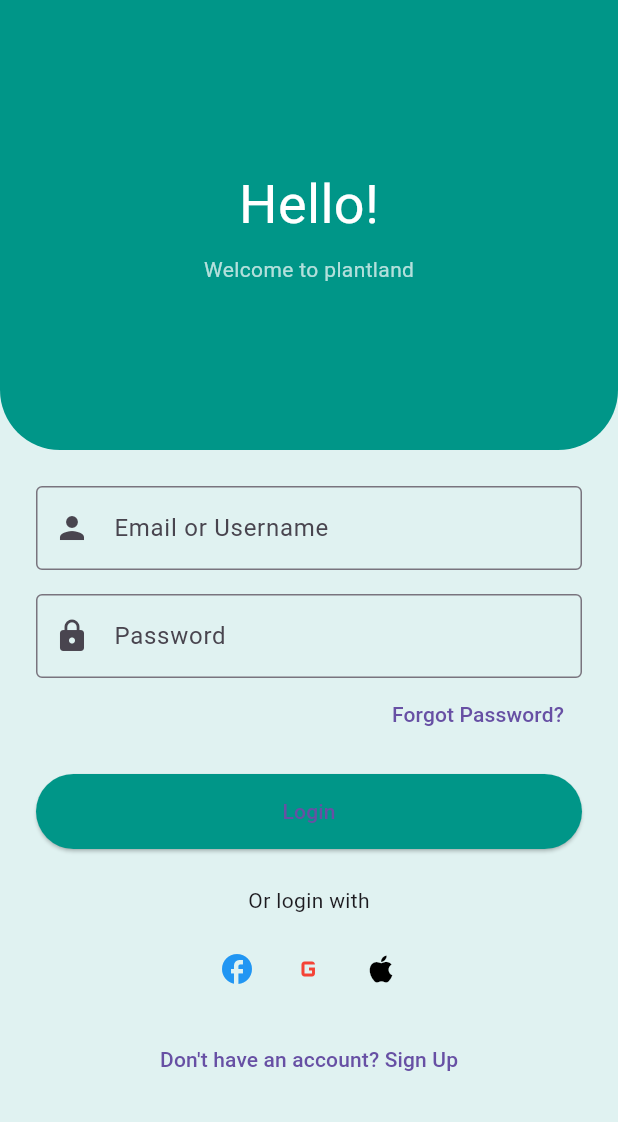
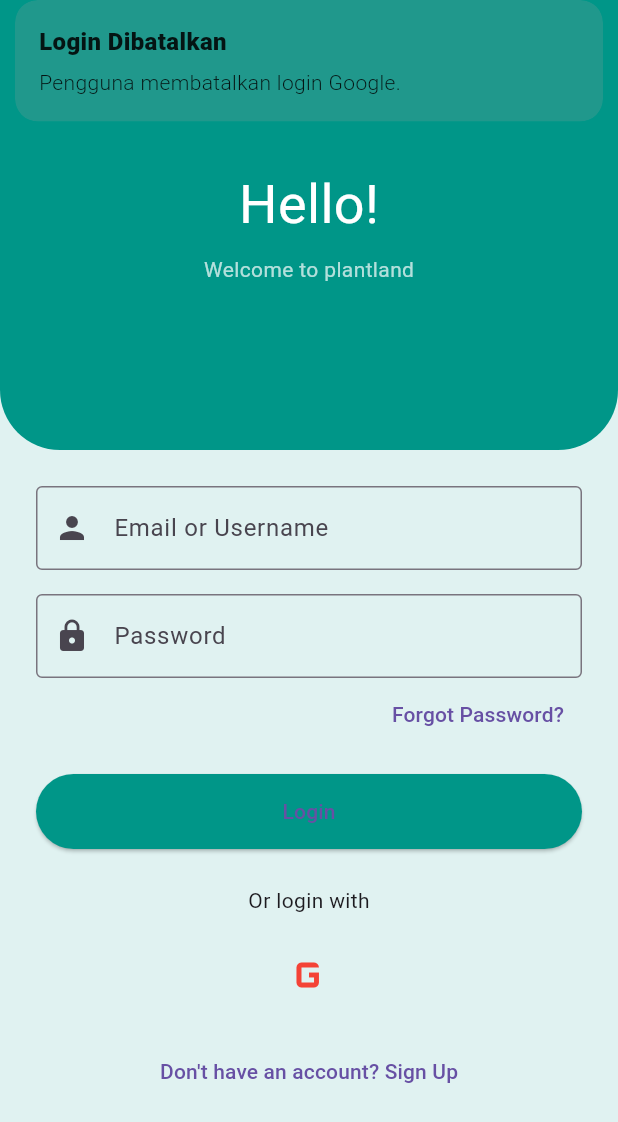
Before and after one commit to Agietsaputra/projek6, a Flutter app: the screen it shows after launch, after a tap on the "g mobiledata" icon, on a phone screen of 412 x 824 dp. Shown: the top 1122 px of the screen. Run offline on Flutter 3.47's test engine with Material 3 defaults, Android fonts, the phone set to English and light mode, and no system bars; our stand-ins replace camera, firebase_auth, firebase_core, flutter_secure_storage, get, get_storage and 1 more; missing offline and left inert: google_mlkit_pose_detection, tflite_flutter; accounts and stored records are empty.

Commit message:
oauth google

```diff
--- a/lib/app/modules/login/controllers/login_controller.dart
+++ b/lib/app/modules/login/controllers/login_controller.dart
@@ -4,15 +4,35 @@ import 'package:get/get.dart';
 import 'package:apa/app/data/api_provider.dart';
 import 'package:apa/app/routes/app_pages.dart';
 
+import 'package:firebase_auth/firebase_auth.dart';
+import 'package:get_storage/get_storage.dart';
+import 'package:google_sign_in/google_sign_in.dart';
+
 class LoginController extends GetxController {
   final identifierController = TextEditingController(); // Email atau Username
   final passwordController = TextEditingController();
-  final ApiProvider api = Get.find(); // Instance ApiProvider
+  final ApiProvider api = Get.find();
   final storage = const FlutterSecureStorage();
 
   final isLoading = false.obs;
 
-  void login() async {
+  // Firebase Auth & Google Sign-In
+  final FirebaseAuth _auth = FirebaseAuth.instance;
+  final GoogleSignIn _googleSignIn = GoogleSignIn(scopes: ['email', 'profile']);
+
+  var user = Rxn<User>();
+
+  @override
+  void onInit() {
+    super.onInit();
+    user.value = _auth.currentUser;
+    _auth.authStateChanges().listen((User? u) {
+      user.value = u;
+    });
+  }
+
+  /// Login via API biasa
+  Future<void> login() async {
     final emailOrUsername = identifierController.text.trim();
     final password = passwordController.text.trim();
 
@@ -30,14 +50,13 @@ class LoginController extends GetxController {
     isLoading.value = true;
 
     try {
-      // Panggil login method di ApiProvider
       final response = await api.login(emailOrUsername, password);
 
       if (response.containsKey('access_token')) {
         final token = response['access_token'];
         final userData = response['data'] ?? {};
 
-        // Simpan token & data user ke storage
+        // Simpan token & user data ke FlutterSecureStorage
         await storage.write(key: 'token', value: token);
         await storage.write(key: 'user_name', value: userData['username'] ?? '');
         await storage.write(key: 'email', value: userData['email'] ?? '');
@@ -51,7 +70,6 @@ class LoginController extends GetxController {
           duration: const Duration(seconds: 3),
         );
 
-        // Pindah ke halaman Home
         Get.offAllNamed(Routes.HOME);
       } else {
         Get.snackbar(
@@ -75,10 +93,38 @@ class LoginController extends GetxController {
     }
   }
 
-  @override
-  void onClose() {
-    identifierController.dispose();
-    passwordController.dispose();
-    super.onClose();
+  /// Login dengan Google Sign-In
+  Future<void> signInWithGoogle() async {
+    try {
+      await _googleSignIn.signOut(); // Optional: logout sebelumnya
+      final GoogleSignInAccount? googleUser = await _googleSignIn.signIn();
+
+      if (googleUser == null) {
+        Get.snackbar("Login Dibatalkan", "Pengguna membatalkan login Google.");
+        return;
+      }
+
+      // Firebase Auth credential dengan Google
+      final googleAuth = await googleUser.authentication;
+      final credential = GoogleAuthProvider.credential(
+        accessToken: googleAuth.accessToken,
+        idToken: googleAuth.idToken,
+      );
+
+      await _auth.signInWithCredential(credential);
+      user.value = _auth.currentUser;
+
+      // Simpan data ke GetStorage
+      final box = GetStorage();
+      box.write('userName', googleUser.displayName ?? '');
+      box.write('userEmail', googleUser.email);
+      box.write('userPassword', '*'); // placeholder
+      box.write('authType', 'google');
+
+      Get.snackbar("Sukses", "Login Google berhasil");
+      Get.offAllNamed(Routes.HOME);
+    } catch (e) {
+      Get.snackbar("Error", "Terjadi kesalahan saat login Google: $e");
+    }
   }
 }
--- a/lib/app/modules/login/views/login_view.dart
+++ b/lib/app/modules/login/views/login_view.dart
@@ -78,14 +78,15 @@ class LoginView extends GetView<LoginController> {
                   const SizedBox(height: 24),
                   const Text("Or login with"),
                   const SizedBox(height: 12),
-                  Row(
-                    mainAxisAlignment: MainAxisAlignment.center,
-                    children: [
-                      IconButton(icon: const Icon(Icons.facebook, color: Colors.blue), onPressed: () {}),
-                      IconButton(icon: const Icon(Icons.g_mobiledata, color: Colors.red), onPressed: () {}),
-                      IconButton(icon: const Icon(Icons.apple, color: Colors.black), onPressed: () {}),
-                    ],
-                  ),
+                    Row(
+              mainAxisAlignment: MainAxisAlignment.center,
+              children: [
+                IconButton(
+                  icon: Icon(Icons.g_mobiledata, color: Colors.red, size: 40),
+                  onPressed: controller.signInWithGoogle,
+                ),
+              ],
+            ),
                   const SizedBox(height: 12),
                   TextButton(
                     onPressed: () => Get.toNamed('/register'),
--- a/lib/app/modules/profile/controllers/profile_controller.dart
+++ b/lib/app/modules/profile/controllers/profile_controller.dart
@@ -25,6 +25,7 @@ class ProfileController extends GetxController {
   var userPhone = ''.obs;
   var userUsername = ''.obs;
   var userGender = ''.obs;
+  var userPhoto = ''.obs; // Tambahan untuk foto profil
 
   // Untuk dropdown gender di form edit
   var gender = ''.obs;
@@ -62,6 +63,7 @@ class ProfileController extends GetxController {
       userUsername.value = profile['username'] ?? '';
       userRole.value = profile['role'] ?? '';
       userGender.value = profile['gender'] ?? '';
+      userPhoto.value = profile['photo'] ?? ''; // Ambil URL foto profil
 
       gender.value = userGender.value;
     } catch (e) {
--- a/lib/main.dart
+++ b/lib/main.dart
@@ -1,15 +1,60 @@
 import 'package:flutter/material.dart';
 import 'package:get/get.dart';
+import 'package:firebase_core/firebase_core.dart';
 import 'package:apa/app/routes/app_pages.dart';
-import 'package:apa/app/modules/login/bindings/login_binding.dart'; // <--- Tambahkan import ini
+import 'package:apa/app/modules/login/bindings/login_binding.dart';
 
-void main() {
-  runApp(
-      GetMaterialApp(
+void main() async {
+  WidgetsFlutterBinding.ensureInitialized();
+  await Firebase.initializeApp();
+  runApp(MyApp());
+}
+
+class AppInit extends StatelessWidget {
+  final Future<FirebaseApp> _initialization = Firebase.initializeApp();
+
+  @override
+  Widget build(BuildContext context) {
+    return FutureBuilder(
+      future: _initialization,
+      builder: (context, snapshot) {
+        // Jika error
+        if (snapshot.hasError) {
+          return MaterialApp(
+            home: Scaffold(
+              body: Center(child: Text('Error saat inisialisasi Firebase: ${snapshot.error}')),
+            ),
+          );
+        }
+
+        // Jika sudah selesai inisialisasi
+        if (snapshot.connectionState == ConnectionState.done) {
+          return MyApp();
+        }
+
+        // Loading screen selama menunggu
+        return MaterialApp(
+          home: Scaffold(
+            body: Center(child: CircularProgressIndicator()),
+          ),
+        );
+      },
+    );
+  }
+}
+
+class MyApp extends StatelessWidget {
+  @override
+  Widget build(BuildContext context) {
+    print("Build MyApp");
+    return GetMaterialApp(
       title: "Application",
       initialRoute: AppPages.INITIAL,
       getPages: AppPages.routes,
-      initialBinding: LoginBinding(), // <--- Ini WAJIB jika langsung ke /login
-    ),
-  );
+      initialBinding: LoginBinding(),
+      debugShowCheckedModeBanner: false,
+      // Tambahkan theme supaya yakin bukan masalah tema gelap/terang
+      theme: ThemeData(primarySwatch: Colors.blue),
+    );
+  }
 }
```
Also changed, not shown: lib/app/modules/home/controllers/home_controller.dart (+29 -6 lines), lib/app/modules/home/views/home_view.dart (+18 -10 lines), lib/app/modules/profile/views/profile_view.dart (+14 -10 lines), 4 other files.
